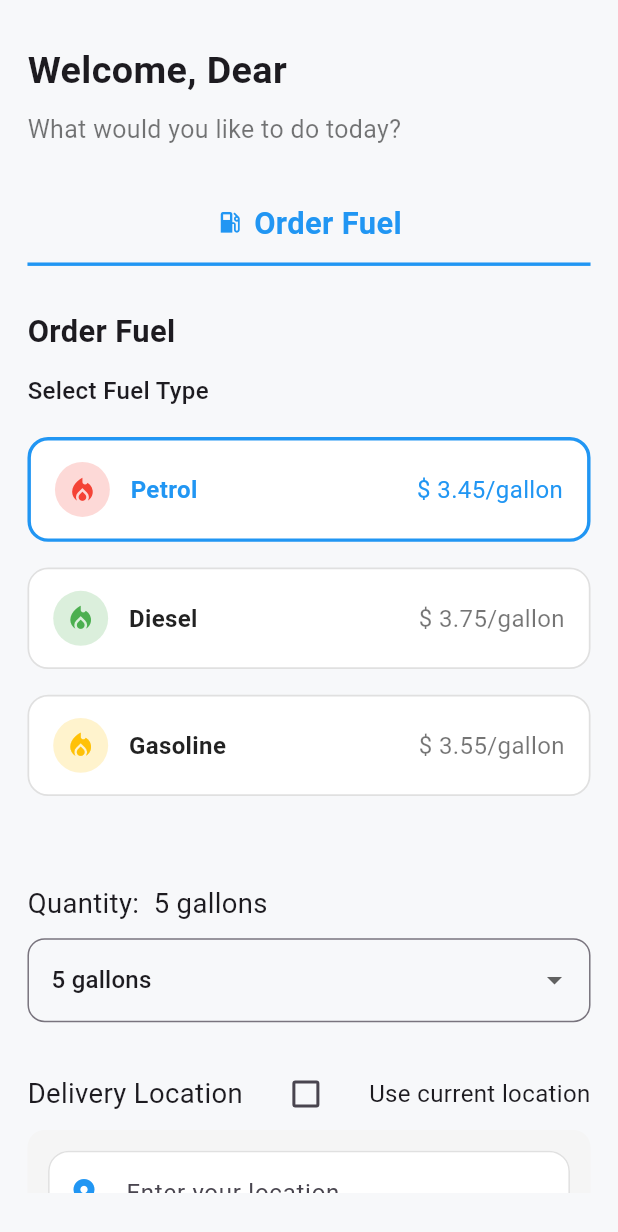
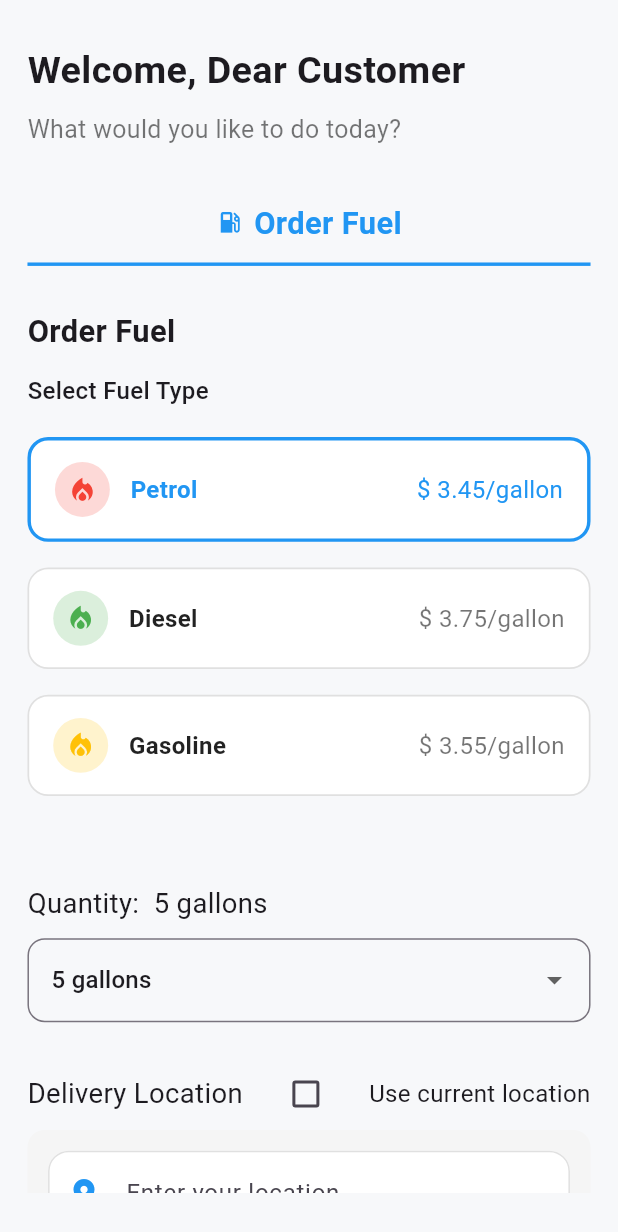
Before and after one commit to nikhilmaurya03/Byteverse_2025, a Flutter app: the OrderFuelPage screen opened directly, on a phone screen of 412 x 824 dp. Shown: the top 1232 px of the screen. Run offline on Flutter 3.47's test engine with Material 3 defaults, Android fonts, the light colour scheme and no system bars; our stand-ins replace flutter_screenutil, fluttertoast, lucide_icons; missing offline and left inert: dart:ffi.

Commit message:
update missing

```diff
--- a/lib/orderFuel.dart
+++ b/lib/orderFuel.dart
@@ -61,7 +61,7 @@ class _OrderFuelPageState extends State<OrderFuelPage> {
             crossAxisAlignment: CrossAxisAlignment.start,
             children: [
               Text(
-                'Welcome, Dear ',
+                'Welcome, Dear Customer',
                 style: TextStyle(
                   fontSize: 22.sp,
                   fontWeight: FontWeight.bold,
```
